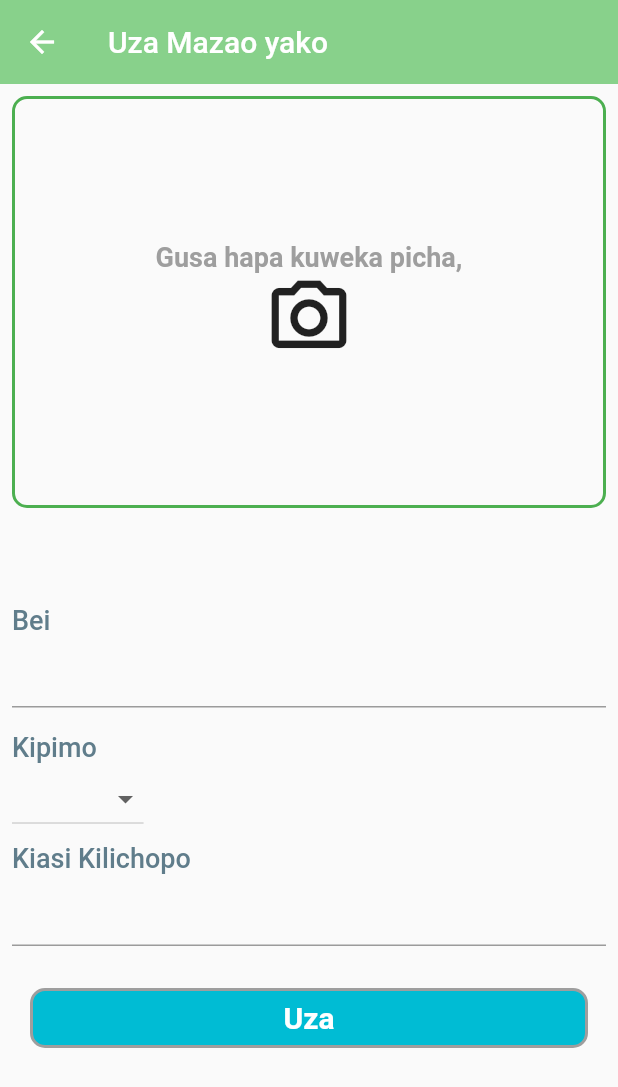
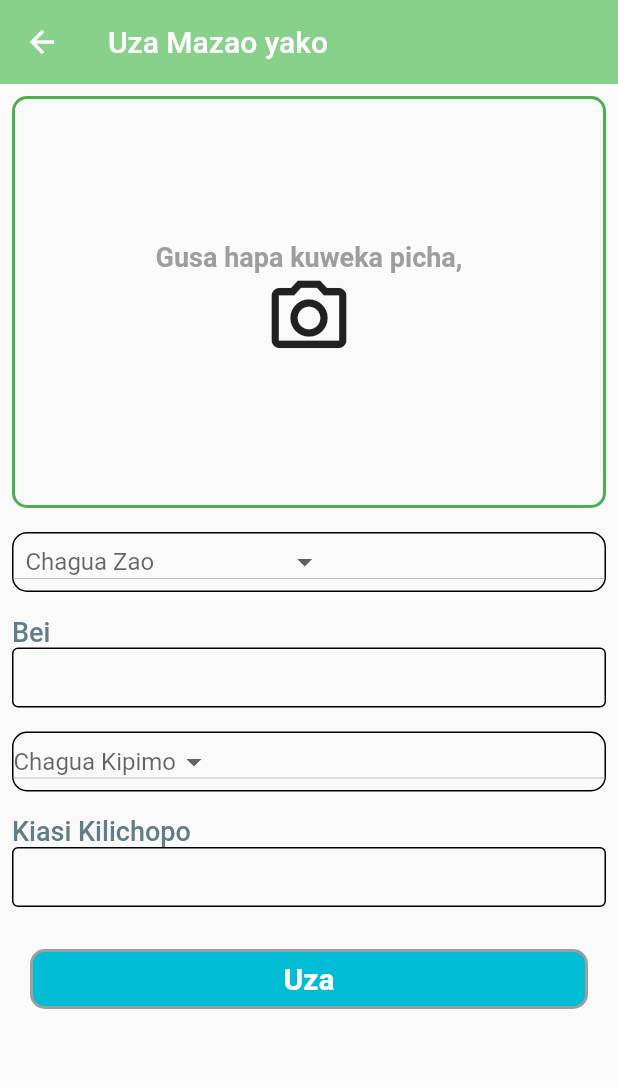
Before and after one commit to zuberypima/GulioApp, a Flutter app: the PostPage screen opened by its route, on a phone screen of 412 x 824 dp. Shown: the top 1087 px of the screen. Run offline on Flutter 3.47's test engine with Material 2 defaults, Android fonts, the phone set to English and light mode, and no system bars; our stand-ins replace cloud_firestore, firebase_auth, firebase_core, firebase_storage, flutter_local_notifications, image_picker; missing offline and left inert: flutter_phone_direct_caller; accounts and stored records are empty; network calls fail.

Commit message:
update done

```diff
--- a/lib/screens/authscreens/loginpage.dart
+++ b/lib/screens/authscreens/loginpage.dart
@@ -77,9 +77,10 @@ class _LoginPageState extends State<LoginPage> {
               });
               try {
                 await AuthFunction()
-                  .login(context, 'test2@g.co', 'qq1234');
-              //.login(context, _email.text, _password.text);
+                   .login(context, 'test@g.co', 'qq1234');
+            // .login(context, _email.text, _password.text);
               } catch (e) {
+
               }
               setState(() {
                 isLoading = false;
--- a/lib/screens/buyerscreen.dart
+++ b/lib/screens/buyerscreen.dart
@@ -90,7 +90,7 @@ class _BuyerScreenState extends State<BuyerScreen> {
                     iconData: Icons.info_outline_rounded,
                     iconLable: 'Taarifa',
                   ),
-                  GridIconOne(1
+                  GridIconOne(
                     iconData: Icons.shopping_cart,
                     iconLable: 'Mikopo',
                   ),
--- a/lib/screens/postScreen.dart
+++ b/lib/screens/postScreen.dart
@@ -1,3 +1,5 @@
+// ignore_for_file: avoid_unnecessary_containers
+
 import 'dart:io';
 
 import 'package:cloud_firestore/cloud_firestore.dart';
@@ -23,7 +25,7 @@ CollectionReference cropsposted =
 TextEditingController _bei = TextEditingController();
 // String _kipimo = "";
 TextEditingController _kipimo = TextEditingController();
-TextEditingController _stock =TextEditingController();
+TextEditingController _stock = TextEditingController();
 bool isLoading = false;
 
 void dispose() {
@@ -33,12 +35,24 @@ void dispose() {
   _stock.clear();
 }
 
+String _initialkipimo = "Chagua Kipimo";
 String? _selectedItem;
+String? _mazao;
 
 List<String> _items = [
   'Kilogram',
   'Debe',
   'Gunia',
+];
+
+List<String> _mazaoList = [
+  'Mahindi',
+  'Mchele',
+  'Maharage',
+  'Ufuta',
+  'Mtama',
+  'Kahawa',
+  'Chai'
 ];
 
 class _PostPageState extends State<PostPage> {
@@ -84,17 +98,62 @@ class _PostPageState extends State<PostPage> {
                   : Image.file(_imageFile!),
             ),
           ),
+          // Padding(
+          //   padding: const EdgeInsets.only(left: 10, right: 10),
+          //   child: Column(
+          //     crossAxisAlignment: CrossAxisAlignment.start,
+          //     children: [
+          //       Text(
+          //         'Mazao',
+          //         style: TextStyle(
+          //             fontSize: 18,
+          //             fontWeight: FontWeight.w500,
+          //             color: Colors.blueGrey),
+          //       ),
+          //       TextFormField(
+          //         controller: _bei,
+          //         keyboardType: TextInputType.number,
+          //         decoration: InputDecoration(
+          //             enabledBorder: OutlineInputBorder(),
+          //             focusedBorder: OutlineInputBorder()),
+          //       ),
+          //     ],
+          //   ),
+          // ),
           Padding(
             padding: const EdgeInsets.all(8.0),
-            // child: FormFieldOne(hintText:'Aina ya zao lako',textContoler: , ),
+            child: Container(
+              height: 40,
+              decoration: BoxDecoration(
+                  border: Border.all(),
+                  borderRadius: BorderRadius.circular(10)),
+              child: DropdownButton<String>(
+                hint: Padding(
+                  padding: const EdgeInsets.all(8.0),
+                  child: Text('Chagua Zao'),
                 ),
-          Padding(
-            padding: const EdgeInsets.all(8.0),
-            // child: FormFieldOne(hintText: 'Locatio',textContoler: '',),
+                borderRadius: BorderRadius.all(Radius.circular(10)),
+                value: _mazao,
+                onChanged: (value) {
+                  setState(() {
+                    _mazao = value;
+                  });
+                },
+                items: _mazaoList.map((String item) {
+                  return DropdownMenuItem<String>(
+                    value: item,
+                    child: Padding(
+                      padding: const EdgeInsets.only(right: 100, left: 10),
+                      child: Text(
+                        item,
+                        style: TextStyle(
+                            fontSize: 16, fontWeight: FontWeight.w700),
                       ),
-          Padding(
-            padding: const EdgeInsets.all(8.0),
-            // child: FormFieldOne(hintText: 'Bei kwa kilo',textContoler:'Hello',),
+                    ),
+                  );
+                }).toList(),
+              ),
+            ),
           ),
           Padding(
             padding: const EdgeInsets.all(8.0),
@@ -108,32 +167,29 @@ class _PostPageState extends State<PostPage> {
                       fontWeight: FontWeight.w500,
                       color: Colors.blueGrey),
                 ),
-                TextFormField(
+                Container(
+                  height: 40,
+                  child: TextFormField(
                     controller: _bei,
                     keyboardType: TextInputType.number,
+                    decoration: InputDecoration(
+                        enabledBorder: OutlineInputBorder(),
+                        focusedBorder: OutlineInputBorder()),
+                  ),
                 ),
               ],
             ),
           ),
           Padding(
             padding: const EdgeInsets.all(8.0),
-            child: Column(
-              crossAxisAlignment: CrossAxisAlignment.start,
-              children: [
-                Text(
-                  'Kipimo',
-                  style: TextStyle(
-                      fontSize: 18,
-                      fontWeight: FontWeight.w500,
-                      color: Colors.blueGrey),
-                ),
-                // TextFormField(
-                //   controller: _kipimo,
-                //   onChanged: (value) {
-
-                //   },
-                // ),
-                DropdownButton<String>(
+            child: Container(
+              height: 40,
+              decoration: BoxDecoration(
+                  border: Border.all(),
+                  borderRadius: BorderRadius.circular(10)),
+              child: DropdownButton<String>(
+                hint: Text('Chagua Kipimo'),
+                borderRadius: BorderRadius.all(Radius.circular(10)),
                 value: _selectedItem,
                 onChanged: (value) {
                   setState(() {
@@ -143,11 +199,22 @@ class _PostPageState extends State<PostPage> {
                 items: _items.map((String item) {
                   return DropdownMenuItem<String>(
                     value: item,
-                      child: Text(item),
+                    child: Padding(
+                      padding: const EdgeInsets.all(8.0),
+                      child: Text(item, style: TextStyle(
+                            fontSize: 16, fontWeight: FontWeight.w700),),
+                    ),
                   );
                 }).toList(),
-                ),SizedBox(height: 5,
               ),
+            ),
+          ),
+          Padding(
+            padding: const EdgeInsets.all(8.0),
+            child: Container(
+              child: Column(
+                crossAxisAlignment: CrossAxisAlignment.start,
+                children: [
                   Text(
                     'Kiasi Kilichopo',
                     style: TextStyle(
@@ -155,11 +222,18 @@ class _PostPageState extends State<PostPage> {
                         fontWeight: FontWeight.w500,
                         color: Colors.blueGrey),
                   ),
-                TextFormField(
+                  Container(
+                    height: 40,
+                    child: TextFormField(
                       controller: _stock,
                       keyboardType: TextInputType.number,
+                      decoration: InputDecoration(
+                          enabledBorder: OutlineInputBorder(),
+                          focusedBorder: OutlineInputBorder()),
+                    ),
                   ),
                 ],
+              ),
             ),
           ),
           Padding(
@@ -171,8 +245,8 @@ class _PostPageState extends State<PostPage> {
                 });
                 String imageUrl =
                     await GeneralServices().uploadImageToFirebase(_imageFile!);
-                GeneralServices()
-                    .postCrop(_bei.text,_selectedItem.toString(), user!.email,_stock.text, imageUrl);
+                GeneralServices().postCrop(_bei.text, _selectedItem.toString(),
+                    user!.email, _stock.text, imageUrl);
 
                 setState(() {
                   isLoading = false;
```
Lines whose indentation alone changed are shown as unchanged.
